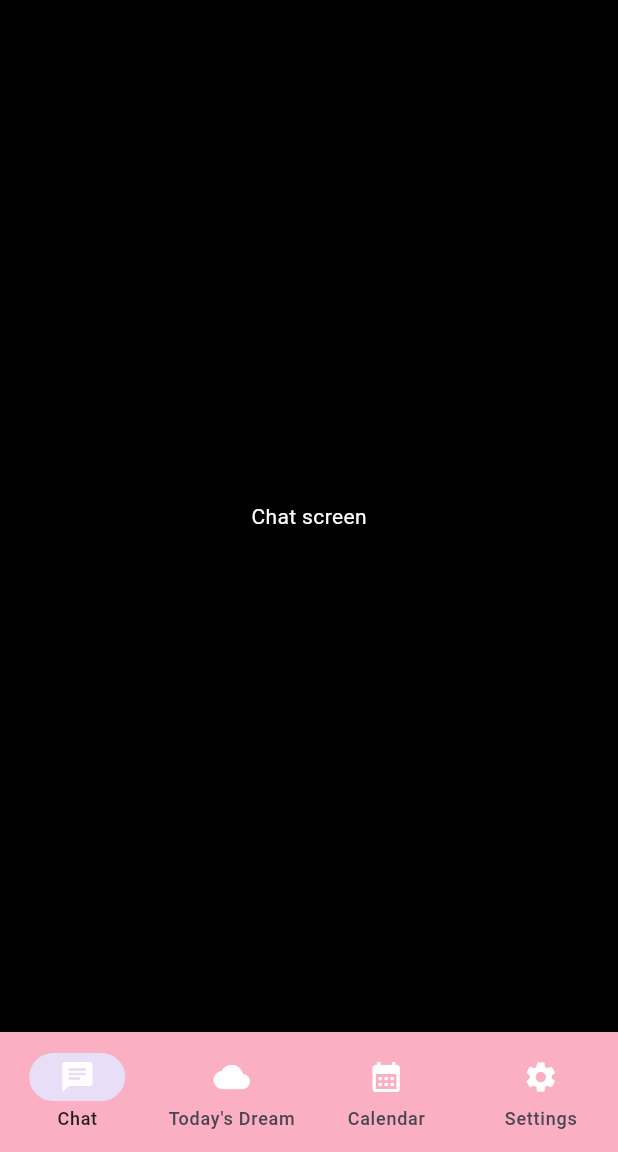
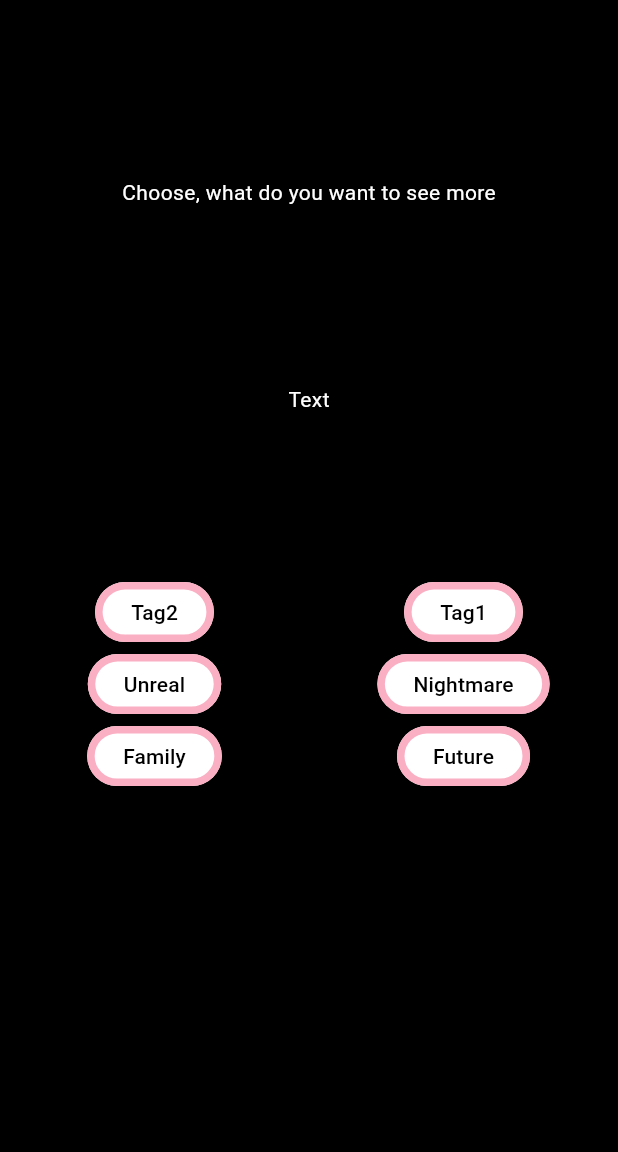
Before and after one commit to L6TR/PocketDreams, a Flutter app: the screen it shows after launch, on a phone screen of 412 x 824 dp, the part 84-1236 px from its top. Run offline on Flutter 3.47's test engine with Material 3 defaults, Android fonts, the phone set to English and light mode, and no system bars; our stand-ins replace flutter_bloc, table_calendar.

Commit message:
+ tag widget and + tag buttons

```diff
--- a/lib/main.dart
+++ b/lib/main.dart
@@ -1,3 +1,5 @@
+import 'dart:math';
+
 import 'package:flutter/material.dart';
 import 'package:pocket_dreams/bloc/backend_bloc.dart';
 import 'package:flutter_bloc/flutter_bloc.dart';
@@ -56,7 +58,8 @@ class PocketDreams extends StatelessWidget {
       home:
           const
           /*LoginScreen(),*/
-          Base(),
+          /*Base(),*/
+          TagScreen(),
     );
   }
 }
@@ -100,10 +103,10 @@ class _RegisterScreenState extends State<RegisterScreen> {
     });
 
     if (data["success"]) {
-      /*Navigator.pushReplacement(
+      Navigator.pushReplacement(
         context,
-        MaterialPageRoute(builder: (context) => Base()),
-      );*/
+        MaterialPageRoute(builder: (context) => TagScreen()),
+      );
     }
   }
 
@@ -251,6 +254,118 @@ class _RegisterScreenState extends State<RegisterScreen> {
 }
 
 //
+// Tag widget
+// Base for Tags
+//
+
+class TagScreen extends StatefulWidget {
+  const TagScreen({super.key});
+
+  @override
+  State<TagScreen> createState() => _TagScreenState();
+}
+
+class _TagScreenState extends State<TagScreen> {
+  // list of Tags for database
+  static const tagList = [
+    "Nightmare",
+    "Future",
+    "Family",
+    "Fantasy",
+    "Unreal",
+    "Love",
+    "Tag1",
+    "Tag2",
+    "Tag3",
+  ];
+
+  List<String> shuffledTags = [];
+
+  @override
+  void initState() {
+    super.initState();
+
+    List<String> tagsCopy = List.from(tagList);
+    for (int i = 0; i < 6; i++) {
+      String randomTag = tagsCopy[Random().nextInt(tagsCopy.length)];
+
+      shuffledTags.add(randomTag);
+      tagsCopy.remove(randomTag);
+    }
+  }
+
+  OutlinedButton buttonGenerator(name) {
+    return OutlinedButton(
+      style: ButtonStyle(
+        backgroundColor: WidgetStatePropertyAll(Colors.white),
+        side: WidgetStatePropertyAll(
+          BorderSide(color: Color.fromARGB(255, 250, 175, 195), width: 5),
+        ),
+      ),
+      onPressed: () {},
+      child: (Text(name, style: TextStyle(color: Colors.black))),
+    );
+  }
+
+  @override
+  Widget build(BuildContext context) {
+    return Scaffold(
+      appBar: AppBar(
+        backgroundColor: const Color.fromARGB(255, 250, 175, 195),
+        title: const Text("Pocket Dreams"),
+        foregroundColor: Colors.white,
+      ),
+
+      backgroundColor: Colors.black,
+      body: Column(
+        children: [
+          Expanded(
+            flex: 2,
+            child: Center(
+              child: Text(
+                "Choose, what do you want to see more",
+                style: TextStyle(color: Colors.white),
+              ),
+            ),
+          ),
+          Expanded(
+            flex: 1,
+            child: Text("Text", style: TextStyle(color: Colors.white)),
+          ),
+          Expanded(
+            flex: 3,
+            child: Row(
+              children: [
+                Expanded(
+                  flex: 1,
+                  child: Column(
+                    children: [
+                      buttonGenerator(shuffledTags[0]),
+                      buttonGenerator(shuffledTags[1]),
+                      buttonGenerator(shuffledTags[2]),
+                    ],
+                  ),
+                ),
+                Expanded(
+                  flex: 1,
+                  child: Column(
+                    children: [
+                      buttonGenerator(shuffledTags[3]),
+                      buttonGenerator(shuffledTags[4]),
+                      buttonGenerator(shuffledTags[5]),
+                    ],
+                  ),
+                ),
+              ],
+            ),
+          ),
+        ],
+      ),
+    );
+  }
+}
+
+//
 // Login widget
 // Base for login
 //
@@ -297,7 +412,7 @@ class _LoginScreenState extends State<LoginScreen> {
   @override
   Widget build(BuildContext context) {
     // function for coloring the CheckBox
-    // becouse it doesn't allow just a fixed color...
+    // because it doesn't allow just a fixed color...
     // it want to be depended on the state of the checkbox
     // (-_-)
 
```
